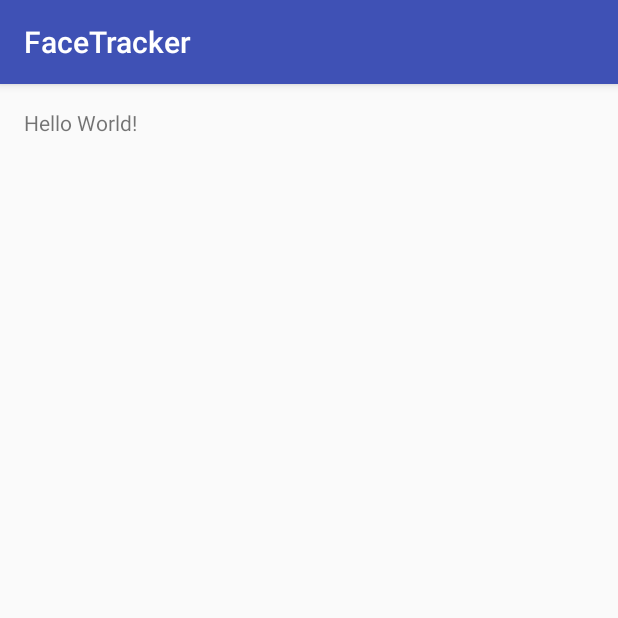
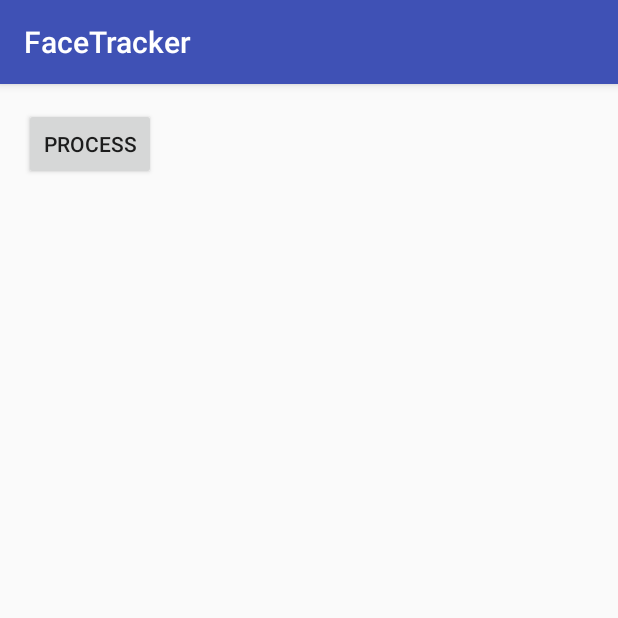
Before and after one commit to mjimenez07/FaceAppLocker, an Android app: the screen it shows after launch (FaceTrackerActivity), on a phone screen of 412 x 824 dp, the top half of it. Run offline under Robolectric (Android 15) with nearby library versions, the phone set to English and light mode, and no system bars; libraries missing offline, so code that uses them is left out: com.google.android.gms.

Commit message:
Updating manifest to use google mobile vision api and adding face track in image example app

```diff
--- a/facerecognition/app/build.gradle
+++ b/facerecognition/app/build.gradle
@@ -23,4 +23,5 @@ dependencies {
     compile fileTree(dir: 'libs', include: ['*.jar'])
     testCompile 'junit:junit:4.12'
     compile 'com.android.support:appcompat-v7:24.2.0'
+    compile 'com.google.android.gms:play-services:7.8+'
 }
--- a/facerecognition/app/src/main/AndroidManifest.xml
+++ b/facerecognition/app/src/main/AndroidManifest.xml
@@ -8,6 +8,11 @@
         android:label="@string/app_name"
         android:supportsRtl="true"
         android:theme="@style/AppTheme">
+
+        <meta-data
+            android:name="com.google.android.gms.vision.DEPENDENCIES"
+            android:value="face" />
+
         <activity android:name=".FaceTrackerActivity">
             <intent-filter>
                 <action android:name="android.intent.action.MAIN" />
--- a/facerecognition/app/src/main/res/layout/activity_face_tracker.xml
+++ b/facerecognition/app/src/main/res/layout/activity_face_tracker.xml
@@ -1,5 +1,5 @@
 <?xml version="1.0" encoding="utf-8"?>
-<RelativeLayout xmlns:android="http://schemas.android.com/apk/res/android"
+<LinearLayout xmlns:android="http://schemas.android.com/apk/res/android"
     xmlns:tools="http://schemas.android.com/tools"
     android:layout_width="match_parent"
     android:layout_height="match_parent"
@@ -7,10 +7,18 @@
     android:paddingLeft="@dimen/activity_horizontal_margin"
     android:paddingRight="@dimen/activity_horizontal_margin"
     android:paddingTop="@dimen/activity_vertical_margin"
+    android:orientation="vertical"
     tools:context="com.example.developer.facetracker.FaceTrackerActivity">
 
-    <TextView
+    <Button
+        android:id="@+id/processbtn"
         android:layout_width="wrap_content"
         android:layout_height="wrap_content"
-        android:text="Hello World!" />
-</RelativeLayout>
+        android:text="Process" />
+
+    <ImageView
+        android:id="@+id/imgview"
+        android:layout_width="wrap_content"
+        android:layout_height="wrap_content" />
+
+</LinearLayout>
```
Also changed, not shown: facerecognition/app/src/main/java/com/example/developer/facetracker/FaceTrackerActivity.java (+56 -0 lines), facerecognition/app/src/main/res/drawable/anacheri16.jpg (added).
